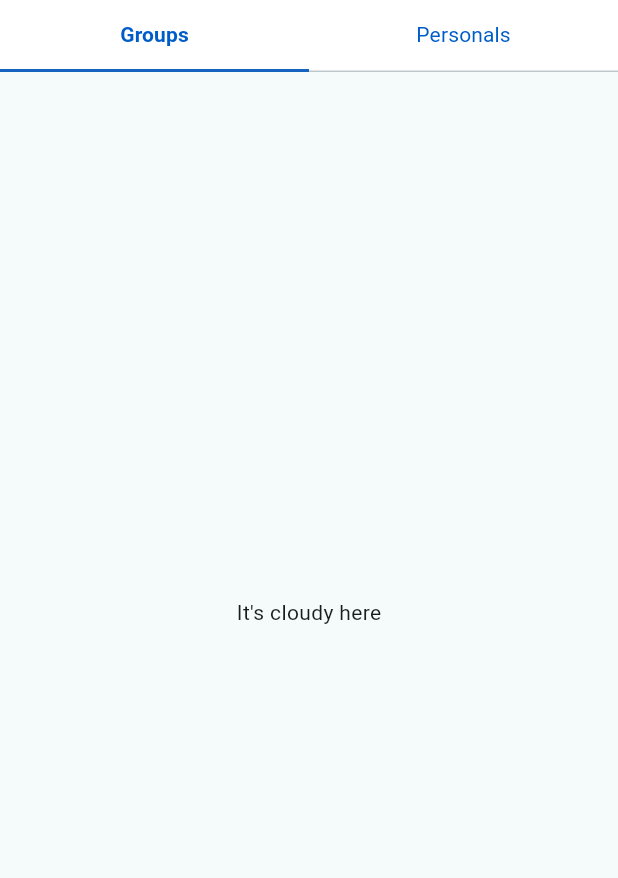
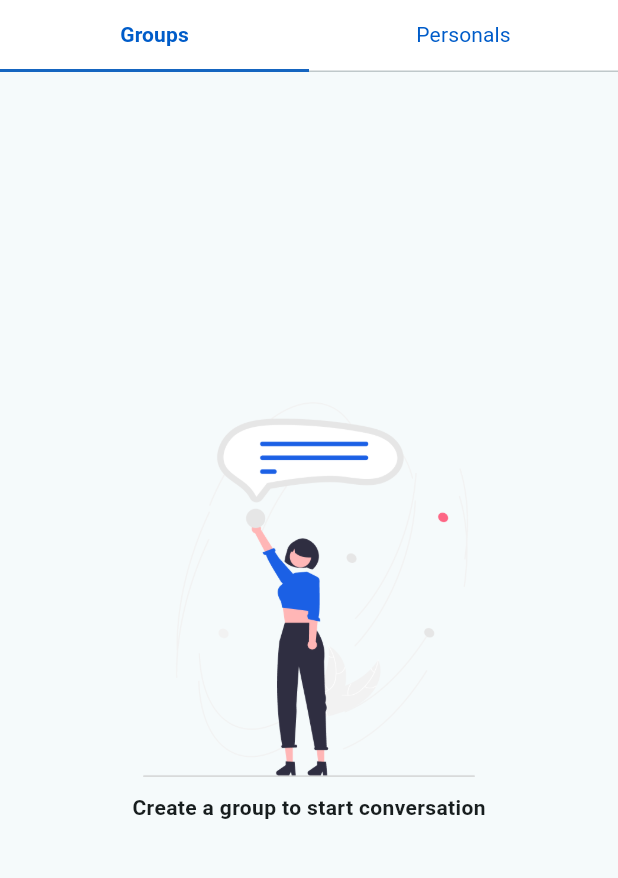
Before and after one commit to mavihS-0/FireApp, a Flutter app: the HomeScreen screen opened directly, on a phone screen of 412 x 824 dp, the part 84-962 px from its top. Run offline on Flutter 3.47's test engine with Material 2 defaults, Android fonts, the phone set to English and light mode, and no system bars; our stand-ins replace animated_splash_screen, country_code_picker, get, google_fonts, otp_text_field, page_transition.

Commit message:
no data page and themedata update

```diff
--- a/lib/Screens/MainScreens/homeScreen.dart
+++ b/lib/Screens/MainScreens/homeScreen.dart
@@ -16,17 +16,7 @@ class _HomeScreenState extends State<HomeScreen> {
     super.initState();
   }
 
-  TabBar get _tabBar => TabBar(
-    indicatorColor: Constants.priColor2,
-    labelColor: Constants.priColor,
-    indicatorSize: TabBarIndicatorSize.tab,
-    labelStyle: TextStyle(
-      fontWeight: FontWeight.bold
-    ),
-    unselectedLabelColor: Constants.priColor,
-    unselectedLabelStyle: TextStyle(
-      fontWeight: FontWeight.normal
-    ),
+  TabBar get _tabBar => const TabBar(
     tabs: <Widget>[
       Tab(
         text: 'Groups',
@@ -55,13 +45,35 @@ class _HomeScreenState extends State<HomeScreen> {
           ),
         ),
       ),
-      body: const TabBarView(
+      body: TabBarView(
         children: <Widget>[
           Center(
-            child: Text("It's cloudy here"),
+            child: Center(
+              child: Column(
+                mainAxisAlignment: MainAxisAlignment.center,
+                children: [
+                  Image.asset('assets/home_page/no_chat.png',width: 350,height: 250,),
+                  SizedBox(height: 10,),
+                  Text('Create a group to start conversation',style: TextStyle(
+                    fontWeight: FontWeight.w600
+                  ),)
+                ],
+              ),
+            ),
           ),
           Center(
-            child: Text("It's rainy here"),
+            child: Center(
+              child: Column(
+                mainAxisAlignment: MainAxisAlignment.center,
+                children: [
+                  Image.asset('assets/home_page/no_chat.png',width: 350,height: 250,),
+                  SizedBox(height: 10,),
+                  Text('Start a conversation',style: TextStyle(
+                      fontWeight: FontWeight.w600
+                  ),)
+                ],
+              ),
+            ),
           ),
         ],
       ),
--- a/lib/main.dart
+++ b/lib/main.dart
@@ -26,11 +26,23 @@ class MyApp extends StatelessWidget {
         appBarTheme: AppBarTheme(
           backgroundColor: Constants.priColor,
           foregroundColor: Constants.secColor,
-          titleTextStyle: TextStyle(
+          titleTextStyle: const TextStyle(
             fontSize: 24,
             fontWeight: FontWeight.w500,
             letterSpacing: 1,
           )
+        ),
+        tabBarTheme: TabBarTheme(
+          indicatorColor: Constants.priColor2,
+          labelColor: Constants.priColor,
+          indicatorSize: TabBarIndicatorSize.tab,
+          labelStyle: const TextStyle(
+              fontWeight: FontWeight.bold
+          ),
+          unselectedLabelColor: Constants.priColor,
+          unselectedLabelStyle: const TextStyle(
+              fontWeight: FontWeight.normal
+          ),
         ),
         useMaterial3: true,
       ),
--- a/pubspec.yaml
+++ b/pubspec.yaml
@@ -73,6 +73,7 @@ flutter:
    - assets/signup/otp.png
    - assets/signup/profile.png
    - assets/signup/loading.png
+   - assets/home_page/no_chat.png
   #   - images/a_dot_ham.jpeg
 
   # An image asset can refer to one or more resolution-specific "variants", see
```
Also changed, not shown: assets/home_page/no_chat.png (added).
